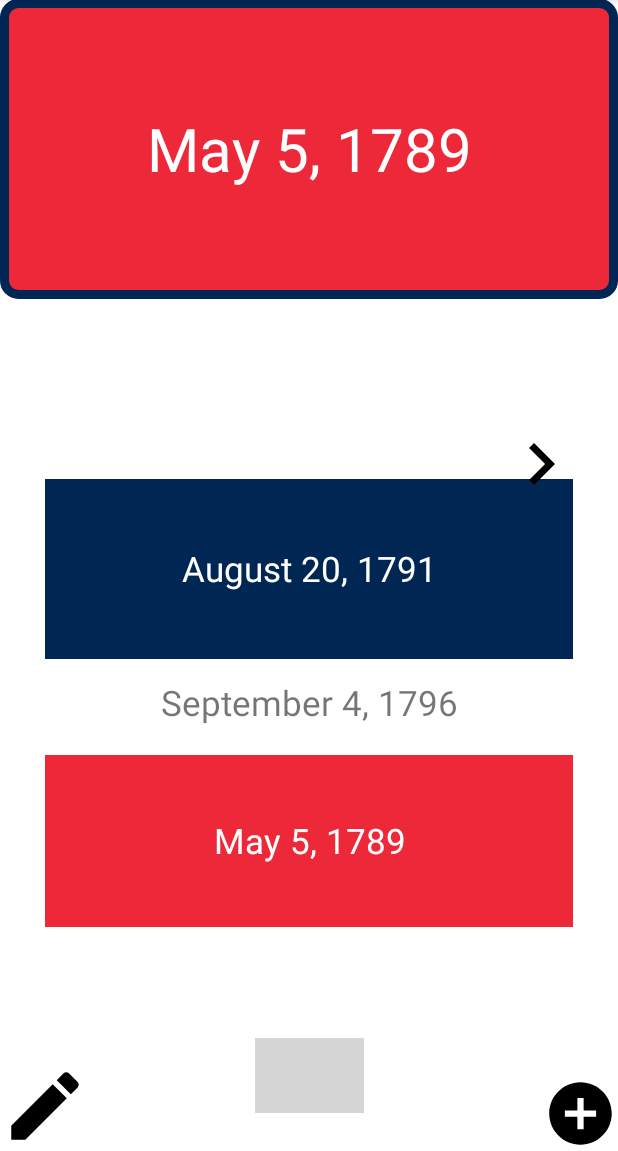
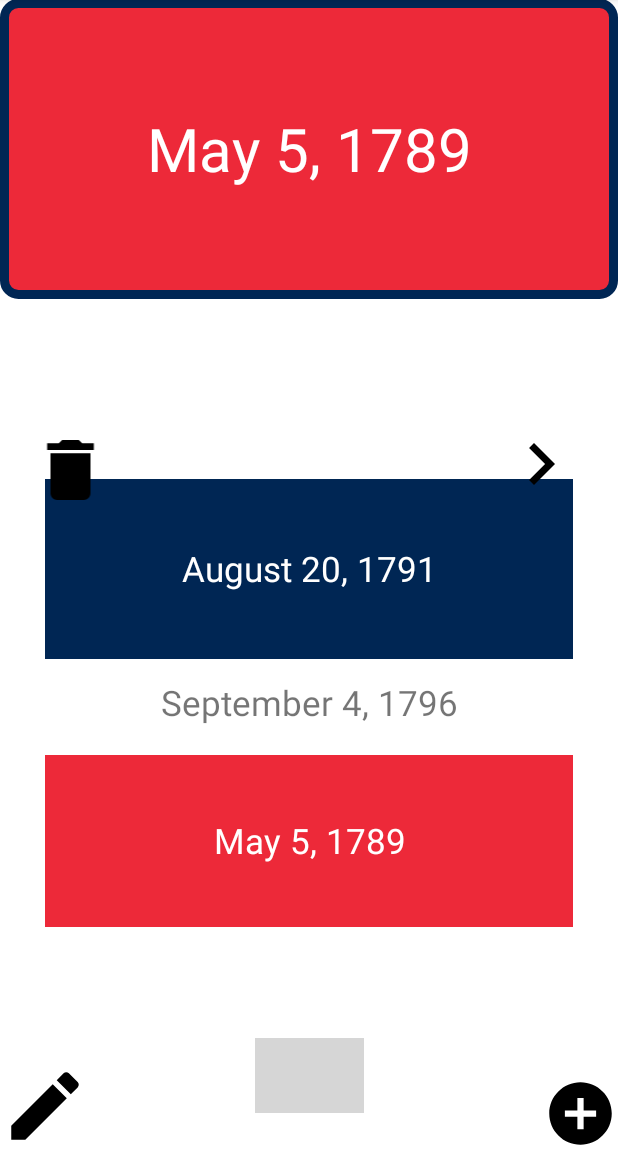
Before and after one commit to FedericoM120/CodePathWeek1, an Android app: the screen it shows after launch (MainActivity), after a tap on "When was the French Revolution?", on a phone screen of 412 x 824 dp, the part 85-1236 px from its top. Run offline under Robolectric (Android 15) with nearby library versions, the phone set to English and light mode, and no system bars; our stand-ins replace Room's generated code; grey boxes are pictures that could not be loaded.

```diff
--- a/app/src/main/java/com/example/codepathweek1project/MainActivity.kt
+++ b/app/src/main/java/com/example/codepathweek1project/MainActivity.kt
@@ -102,6 +102,11 @@ class MainActivity : AppCompatActivity() {
             resultLauncher.launch(intent)
         }
 
+        findViewById<ImageView>(R.id.delete_question_button).setOnClickListener {
+            val flashcardQuestionToDelete = findViewById<TextView>(R.id.flashcard_question).text.toString()
+            flashcardDatabase.deleteCard(flashcardQuestionToDelete)
+        }
+
 
 
 
@@ -147,24 +152,5 @@ class MainActivity : AppCompatActivity() {
             }
         }
 
-
-        /*findViewById<ImageView>(R.id.answers_showing).setOnClickListener() {
-            findViewById<ImageView>(R.id.answers_showing).visibility = View.INVISIBLE
-            findViewById<ImageView>(R.id.answers_notShowing).visibility = View.VISIBLE
-            findViewById<TextView>(R.id.choiceOne).visibility = View.INVISIBLE;
-            findViewById<TextView>(R.id.choiceTwo).visibility = View.INVISIBLE;
-            findViewById<TextView>(R.id.choiceThree).visibility = View.INVISIBLE;
-        }
-
-        findViewById<ImageView>(R.id.answers_notShowing).setOnClickListener() {
-            findViewById<ImageView>(R.id.answers_notShowing).visibility = View.INVISIBLE
-            findViewById<ImageView>(R.id.answers_showing).visibility = View.VISIBLE
-            findViewById<TextView>(R.id.choiceOne).visibility = View.VISIBLE;
-            findViewById<TextView>(R.id.choiceTwo).visibility = View.VISIBLE;
-            findViewById<TextView>(R.id.choiceThree).visibility = View.VISIBLE;
-        }*/
-
-
-
     }
 }
--- /dev/null
+++ b/app/src/main/res/drawable/delete_button.xml
@@ -0,0 +1,5 @@
+<vector android:autoMirrored="true" android:height="50dp"
+    android:tint="#000000" android:viewportHeight="24"
+    android:viewportWidth="24" android:width="50dp" xmlns:android="http://schemas.android.com/apk/res/android">
+    <path android:fillColor="@android:color/white" android:pathData="M6,19c0,1.1 0.9,2 2,2h8c1.1,0 2,-0.9 2,-2V7H6v12zM19,4h-3.5l-1,-1h-5l-1,1H5v2h14V4z"/>
+</vector>
--- a/app/src/main/res/layout/activity_main.xml
+++ b/app/src/main/res/layout/activity_main.xml
@@ -138,6 +138,15 @@
         android:layout_alignParentBottom="true"
         android:src="@drawable/edit_button" />
 
+    <ImageView
+        android:id="@+id/delete_question_button"
+        android:layout_width="55dp"
+        android:layout_height="53dp"
+        android:layout_alignParentEnd="true"
+        android:layout_alignParentBottom="true"
+        android:layout_marginEnd="337dp"
+        android:layout_marginBottom="427dp"
+        android:src="@drawable/delete_button" />
 
 
 </RelativeLayout>
```
